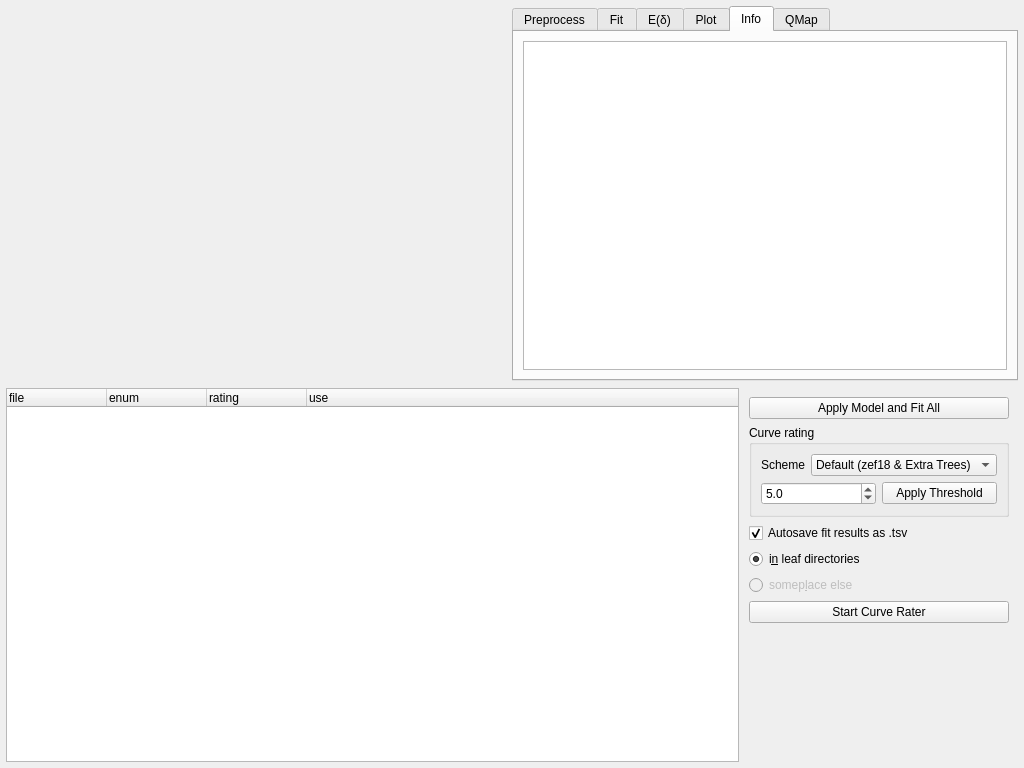
Before: the Qt Designer form pyjibe/fd/main.ui in AFM-analysis/PyJibe, drawn with Qt 5.
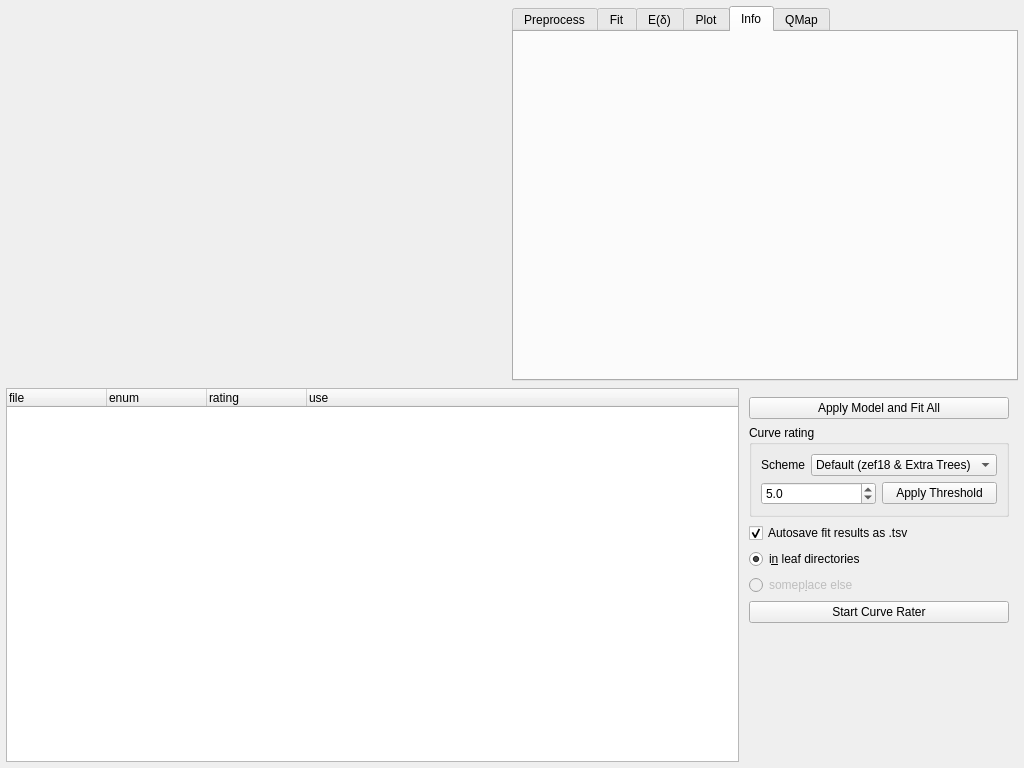
After: the same form once the commit is applied. The open tabs and pages were chosen to show the change. Custom widgets are drawn as their Qt base class.

Commit message: enh: improved visualization of meta data parameters in the Info tab

What changed in the file:
```diff
--- a/pyjibe/fd/main.ui
+++ b/pyjibe/fd/main.ui
@@ -317,15 +317,6 @@
          <attribute name="toolTip">
           <string>cuve information</string>
          </attribute>
-         <layout class="QHBoxLayout" name="horizontalLayout_5">
-          <item>
-           <widget class="QPlainTextEdit" name="info_text">
-            <property name="readOnly">
-             <bool>true</bool>
-            </property>
-           </widget>
-          </item>
-         </layout>
         </widget>
         <widget class="TabQMap" name="tab_qmap">
          <attribute name="title">
@@ -562,6 +553,12 @@
    <header>pyjibe.fd.widget_fdist</header>
    <container>1</container>
   </customwidget>
+  <customwidget>
+   <class>TabInfo</class>
+   <extends>QWidget</extends>
+   <header>pyjibe.fd.tab_info</header>
+   <container>1</container>
+  </customwidget>
  </customwidgets>
  <resources/>
  <connections>
```
Left out of the diff: 2 changed lines with no effect on the pictures. The commit also changes 4 other files.
